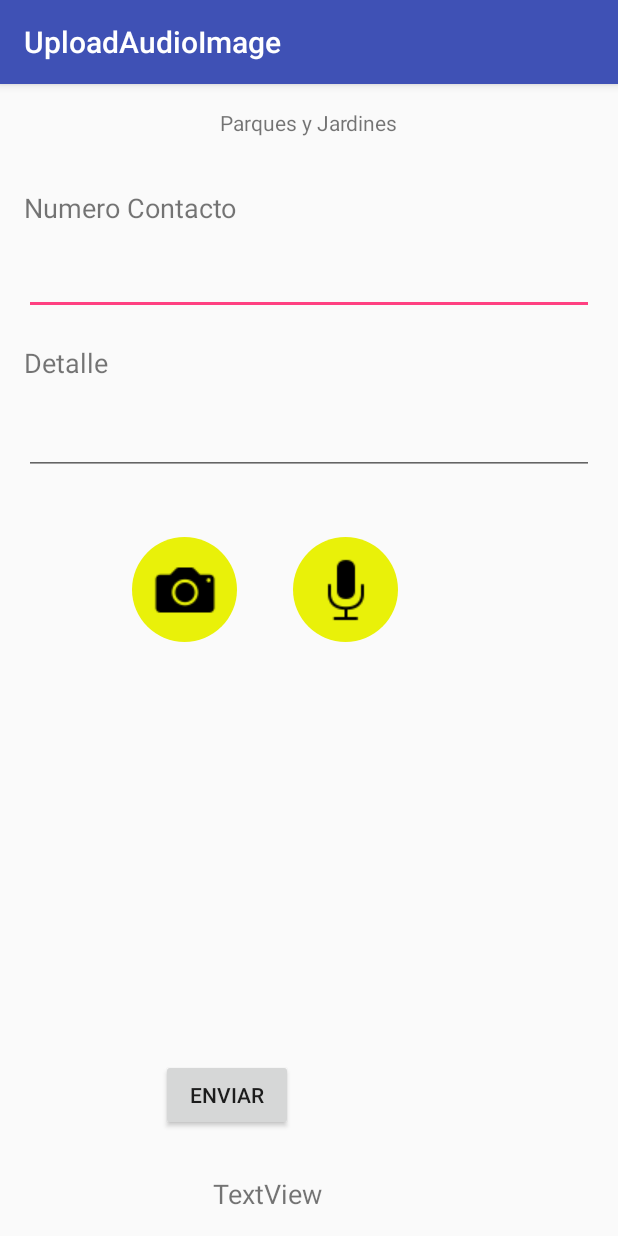
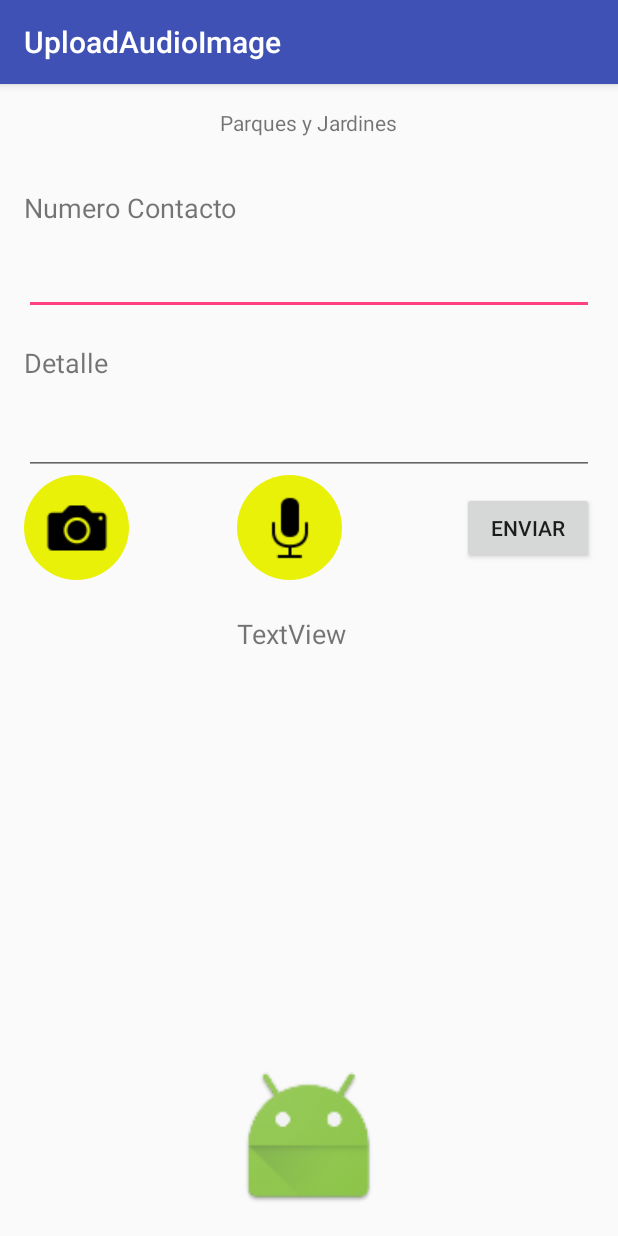
Before and after one commit to alexmendoza/uploadDataToFirebase, an Android app: the screen it shows after launch (MainActivity), on a phone screen of 412 x 824 dp. Run offline under Robolectric (Android 15) with nearby library versions, the phone set to English and light mode, and no system bars; our stand-ins replace Firebase (no records; nobody signed in at launch, a user with empty details on screens opened directly).

Commit message:
Changes in upload images

```diff
--- a/app/src/main/res/layout/activity_main.xml
+++ b/app/src/main/res/layout/activity_main.xml
@@ -60,15 +60,23 @@
         android:id="@+id/editText2"
         android:singleLine="false" />
 
-    <TextView
-        android:text="TextView"
+    <Button
+        android:text="Enviar"
         android:layout_width="wrap_content"
         android:layout_height="wrap_content"
-        android:id="@+id/recordLabel"
-        android:textSize="18sp"
-        android:layout_marginStart="54dp"
-        android:layout_alignParentBottom="true"
-        android:layout_alignStart="@+id/mSelectOriginImage" />
+        android:id="@+id/btnSend"
+        android:layout_below="@+id/editText2"
+        android:layout_alignParentEnd="true"
+        android:layout_marginTop="11dp" />
+
+    <ImageButton
+        android:layout_width="wrap_content"
+        android:layout_height="wrap_content"
+        app:srcCompat="@drawable/microphone"
+        android:id="@+id/mRecordBtn"
+        android:background="@drawable/btn_circle_default"
+        android:layout_below="@+id/editText2"
+        android:layout_toEndOf="@+id/textView2" />
 
     <ImageButton
         android:layout_width="wrap_content"
@@ -76,25 +84,25 @@
         app:srcCompat="@drawable/camera"
         android:id="@+id/mSelectOriginImage"
         android:background="@drawable/btn_circle_default"
-        android:layout_alignTop="@+id/mRecordBtn"
-        android:layout_alignEnd="@+id/textView2" />
+        android:layout_below="@+id/editText2"
+        android:layout_alignParentStart="true" />
 
-    <ImageButton
+    <ImageView
+        android:layout_width="400dp"
+        app:srcCompat="@mipmap/ic_launcher"
+        android:layout_toStartOf="@+id/mRecordBtn"
+        android:id="@+id/img"
+        android:layout_alignParentBottom="true"
+        android:layout_alignParentEnd="true"
+        android:layout_height="100dp" />
+
+    <TextView
+        android:text="TextView"
         android:layout_width="wrap_content"
         android:layout_height="wrap_content"
-        app:srcCompat="@drawable/microphone"
-        android:id="@+id/mRecordBtn"
-        android:background="@drawable/btn_circle_default"
-        android:layout_marginTop="41dp"
-        android:layout_below="@+id/editText2"
-        android:layout_alignEnd="@+id/textView" />
-
-    <Button
-        android:text="Enviar"
-        android:layout_width="wrap_content"
-        android:layout_height="wrap_content"
-        android:id="@+id/botonEnviuar"
-        android:layout_above="@+id/recordLabel"
-        android:layout_toStartOf="@+id/mRecordBtn"
-        android:layout_marginBottom="29dp" />
+        android:id="@+id/recordLabel"
+        android:textSize="18sp"
+        android:layout_marginTop="23dp"
+        android:layout_below="@+id/mRecordBtn"
+        android:layout_alignStart="@+id/mRecordBtn" />
 </RelativeLayout>
```
Also changed, not shown: app/src/main/java/ventura/mendoza/alex/uploadaudioimage/MainActivity.java (+114 -21 lines).
